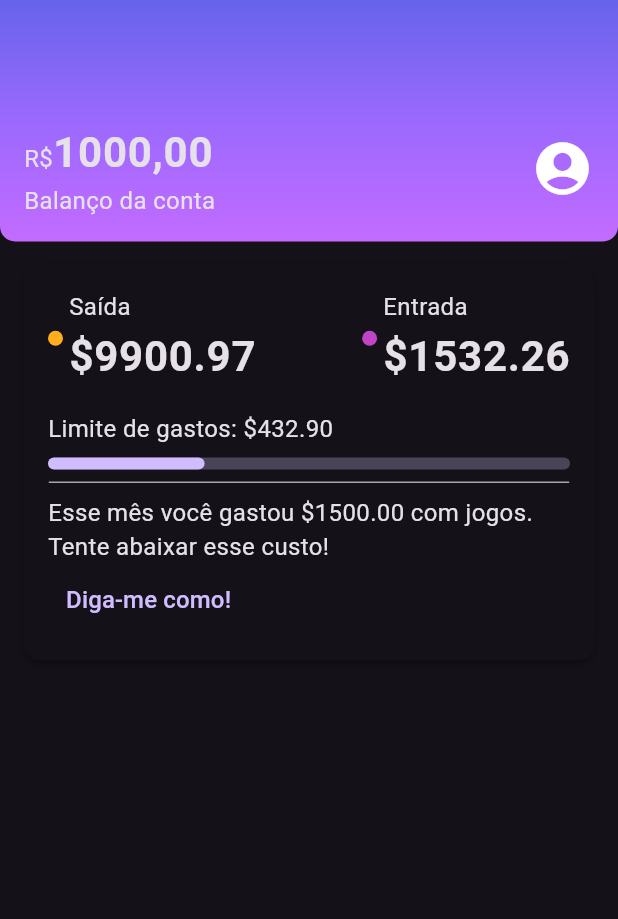
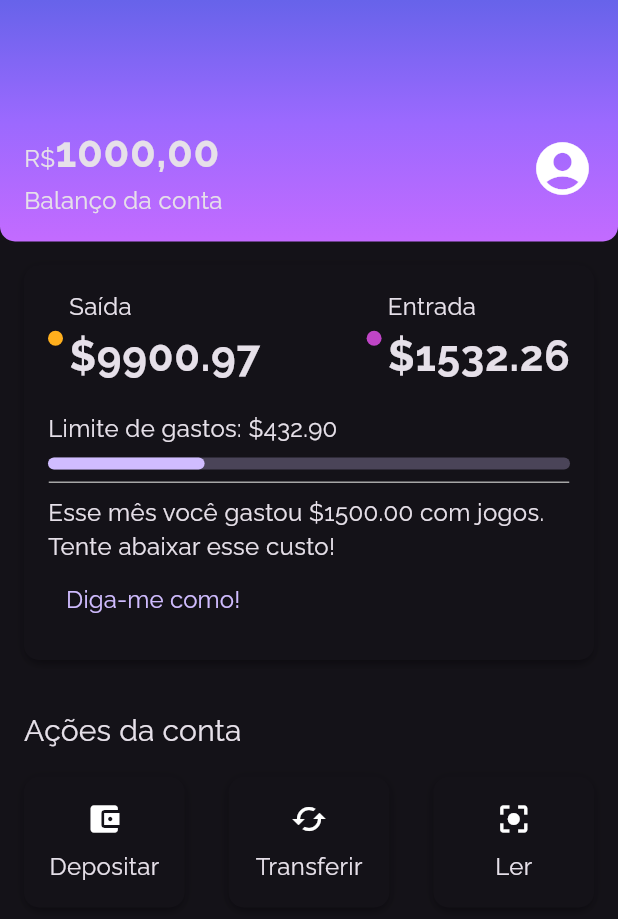
Before and after one commit to SamuelVitorCarvalho/alubank, a Flutter app: the screen it shows after launch, on a phone screen of 412 x 824 dp. Shown: the top 919 px of the screen. Run offline on Flutter 3.47's test engine with Material 3 defaults, Android fonts, the phone set to English and light mode, and no system bars.

Commit message:
Segunda section pronta (ações da conta)

```diff
--- /dev/null
+++ b/lib/components/sections/account_actions.dart
@@ -0,0 +1,78 @@
+import 'package:flutter/material.dart';
+import '../box_card.dart';
+
+class AccountActions extends StatelessWidget {
+  const AccountActions({super.key});
+
+  @override
+  Widget build(BuildContext context) {
+    return Padding(
+      padding: const EdgeInsets.all(16.0),
+      child: Column(
+        crossAxisAlignment: CrossAxisAlignment.start,
+        children: [
+          Padding(
+            padding: const EdgeInsets.only(bottom: 16),
+            child: Text(
+              'Ações da conta',
+              style: Theme.of(context).textTheme.titleMedium,
+            ),
+          ),
+          const Row(
+            mainAxisAlignment: MainAxisAlignment.spaceBetween,
+            children: [
+              InkWell(
+                child: BoxCard(
+                  boxContent: _AccountActionsContent(
+                    icon: Icon(Icons.account_balance_wallet),
+                    text: 'Depositar',
+                  ),
+                ),
+              ),
+              InkWell(
+                child: BoxCard(
+                  boxContent: _AccountActionsContent(
+                    icon: Icon(Icons.cached),
+                    text: 'Transferir',
+                  ),
+                ),
+              ),
+              InkWell(
+                child: BoxCard(
+                  boxContent: _AccountActionsContent(
+                    icon: Icon(Icons.center_focus_strong),
+                    text: 'Ler',
+                  ),
+                ),
+              )
+            ],
+          )
+        ],
+      ),
+    );
+  }
+}
+
+class _AccountActionsContent extends StatelessWidget {
+  final Icon icon;
+  final String text;
+
+  const _AccountActionsContent(
+      {super.key, required this.text, required this.icon});
+
+  @override
+  Widget build(BuildContext context) {
+    return Ink(
+      width: 75,
+      child: Column(
+        children: [
+          Padding(
+            padding: const EdgeInsets.only(bottom: 8.0),
+            child: icon,
+          ),
+          Text(text),
+        ],
+      ),
+    );
+  }
+}
--- a/lib/components/sections/recent_activity.dart
+++ b/lib/components/sections/recent_activity.dart
@@ -11,14 +11,14 @@ class RecentActivity extends StatelessWidget {
   @override
   Widget build(BuildContext context) {
     return const Padding(
-      padding: const EdgeInsets.all(16),
+      padding: EdgeInsets.all(16),
       child: BoxCard(boxContent: _RecentActivityContent()),
     );
   }
 }
 
 class _RecentActivityContent extends StatelessWidget {
-  const _RecentActivityContent({super.key});
+  const _RecentActivityContent();
 
   @override
   Widget build(BuildContext context) {
@@ -37,7 +37,7 @@ class _RecentActivityContent extends StatelessWidget {
                 Column(
                   crossAxisAlignment: CrossAxisAlignment.start,
                   children: [
-                    Text('Saída'),
+                    const Text('Saída'),
                     Text(
                       '\$9900.97',
                       style: Theme.of(context).textTheme.bodyLarge,
@@ -55,7 +55,7 @@ class _RecentActivityContent extends StatelessWidget {
                 Column(
                   crossAxisAlignment: CrossAxisAlignment.start,
                   children: [
-                    Text('Entrada'),
+                    const Text('Entrada'),
                     Text(
                       '\$1532.26',
                       style: Theme.of(context).textTheme.bodyLarge,
@@ -75,12 +75,12 @@ class _RecentActivityContent extends StatelessWidget {
           minHeight: 8,
           borderRadius: BorderRadius.circular(5),
         ),
-        Padding(
-          padding: const EdgeInsets.only(top: 8, bottom: 8),
+        const Padding(
+          padding: EdgeInsets.only(top: 8, bottom: 8),
           child: ContentDivision(),
         ),
-        Text('Esse mês você gastou \$1500.00 com jogos. Tente abaixar esse '
-            'custo!'),
+        const Text('Esse mês você gastou \$1500.00 com jogos. Tente abaixar '
+            'esse custo!'),
         TextButton(
             onPressed: () {},
             child: const Text(
--- a/lib/screens/home.dart
+++ b/lib/screens/home.dart
@@ -1,5 +1,6 @@
 import 'package:alubank/components/box_card.dart';
 import 'package:alubank/components/color_dot.dart';
+import 'package:alubank/components/sections/account_actions.dart';
 import 'package:alubank/components/sections/header.dart';
 import 'package:alubank/components/sections/recent_activity.dart';
 import 'package:flutter/material.dart';
@@ -15,6 +16,7 @@ class Home extends StatelessWidget {
           children: <Widget>[
             const Header(),
             RecentActivity(),
+            AccountActions()
           ],
         ),
       );
--- a/lib/themes/my_theme.dart
+++ b/lib/themes/my_theme.dart
@@ -5,8 +5,10 @@ ThemeData MyTheme = ThemeData(
   primarySwatch: ThemeColors.primaryColor,
   primaryColor: ThemeColors.primaryColor,
   brightness: Brightness.dark,
+  fontFamily: 'Raleway',
   textTheme: const TextTheme(
     bodyMedium: TextStyle(fontSize: 16),
-    bodyLarge: TextStyle(fontSize: 28, fontWeight: FontWeight.bold)
+    bodyLarge: TextStyle(fontSize: 28, fontWeight: FontWeight.bold),
+    titleMedium: TextStyle(fontSize: 20, fontWeight: FontWeight.normal)
   ),
 );
```
Also changed, not shown: pubspec.yaml (+7 -0 lines), fonts/Raleway-Bold.ttf (added), fonts/Raleway-Regular.ttf (added).
